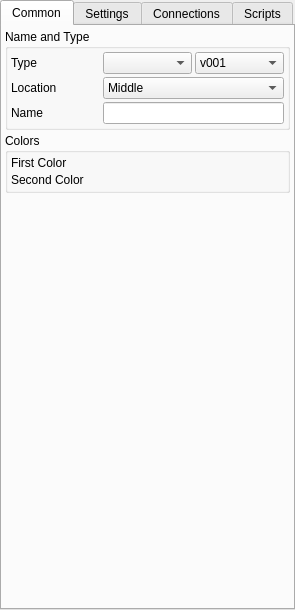
Old version of the form brigks/gui/ui/systemSettingsWidget.ui in the repository miquelcampos/brigks.
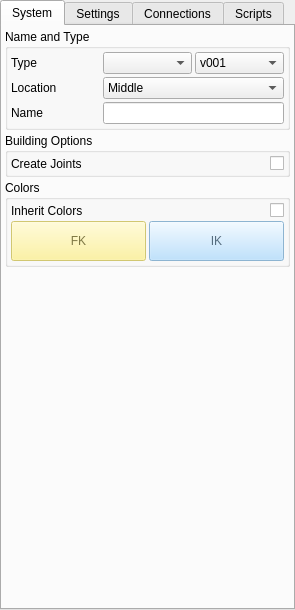
New version of the form.

Patch:
```diff
--- a/brigks/gui/ui/systemSettingsWidget.ui
+++ b/brigks/gui/ui/systemSettingsWidget.ui
@@ -36,7 +36,7 @@
      </property>
      <widget class="QWidget" name="uiCommonTAB">
       <attribute name="title">
-       <string>Common</string>
+       <string>System</string>
       </attribute>
       <layout class="QVBoxLayout" name="verticalLayout">
        <property name="spacing">
@@ -139,9 +139,15 @@
         </widget>
        </item>
        <item>
-        <widget class="QGroupBox" name="groupBox_2">
+        <widget class="QGroupBox" name="groupBox_4">
+         <property name="sizePolicy">
+          <sizepolicy hsizetype="Preferred" vsizetype="Fixed">
+           <horstretch>0</horstretch>
+           <verstretch>0</verstretch>
+          </sizepolicy>
+         </property>
          <property name="title">
-          <string>Colors</string>
+          <string>Building Options</string>
          </property>
          <layout class="QGridLayout" name="gridLayout_2">
           <property name="leftMargin">
@@ -159,17 +165,929 @@
           <property name="spacing">
            <number>3</number>
           </property>
-          <item row="0" column="0">
-           <widget class="QLabel" name="label_4">
+          <item row="0" column="1">
+           <widget class="QCheckBox" name="uiCreateJoints">
+            <property name="layoutDirection">
+             <enum>Qt::RightToLeft</enum>
+            </property>
             <property name="text">
-             <string>First Color</string>
+             <string/>
             </property>
            </widget>
           </item>
-          <item row="1" column="0">
+          <item row="0" column="0">
            <widget class="QLabel" name="label_5">
             <property name="text">
-             <string>Second Color</string>
+             <string>Create Joints</string>
+            </property>
+           </widget>
+          </item>
+         </layout>
+        </widget>
+       </item>
+       <item>
+        <widget class="QGroupBox" name="uiNamingAndGenusGRP_6">
+         <property name="sizePolicy">
+          <sizepolicy hsizetype="Preferred" vsizetype="Fixed">
+           <horstretch>0</horstretch>
+           <verstretch>0</verstretch>
+          </sizepolicy>
+         </property>
+         <property name="title">
+          <string>Colors</string>
+         </property>
+         <layout class="QGridLayout" name="gridLayout_6">
+          <property name="leftMargin">
+           <number>3</number>
+          </property>
+          <property name="topMargin">
+           <number>3</number>
+          </property>
+          <property name="rightMargin">
+           <number>3</number>
+          </property>
+          <property name="bottomMargin">
+           <number>3</number>
+          </property>
+          <property name="spacing">
+           <number>3</number>
+          </property>
+          <item row="1" column="0">
+           <widget class="QPushButton" name="uiColorFk">
+            <property name="enabled">
+             <bool>false</bool>
+            </property>
+            <property name="minimumSize">
+             <size>
+              <width>0</width>
+              <height>40</height>
+             </size>
+            </property>
+            <property name="palette">
+             <palette>
+              <active>
+               <colorrole role="WindowText">
+                <brush brushstyle="SolidPattern">
+                 <color alpha="255">
+                  <red>0</red>
+                  <green>0</green>
+                  <blue>0</blue>
+                 </color>
+                </brush>
+               </colorrole>
+               <colorrole role="Button">
+                <brush brushstyle="SolidPattern">
+                 <color alpha="255">
+                  <red>255</red>
+                  <green>242</green>
+                  <blue>138</blue>
+                 </color>
+                </brush>
+               </colorrole>
+               <colorrole role="Light">
+                <brush brushstyle="SolidPattern">
+                 <color alpha="255">
+                  <red>255</red>
+                  <green>255</green>
+                  <blue>255</blue>
+                 </color>
+                </brush>
+               </colorrole>
+               <colorrole role="Midlight">
+                <brush brushstyle="SolidPattern">
+                 <color alpha="255">
+                  <red>255</red>
+                  <green>248</green>
+                  <blue>196</blue>
+                 </color>
+                </brush>
+               </colorrole>
+               <colorrole role="Dark">
+                <brush brushstyle="SolidPattern">
+                 <color alpha="255">
+                  <red>127</red>
+                  <green>121</green>
+                  <blue>69</blue>
+                 </color>
+                </brush>
+               </colorrole>
+               <colorrole role="Mid">
+                <brush brushstyle="SolidPattern">
+                 <color alpha="255">
+                  <red>170</red>
+                  <green>161</green>
+                  <blue>92</blue>
+                 </color>
+                </brush>
+               </colorrole>
+               <colorrole role="Text">
+                <brush brushstyle="SolidPattern">
+                 <color alpha="255">
+                  <red>0</red>
+                  <green>0</green>
+                  <blue>0</blue>
+                 </color>
+                </brush>
+               </colorrole>
+               <colorrole role="BrightText">
+                <brush brushstyle="SolidPattern">
+                 <color alpha="255">
+                  <red>255</red>
+                  <green>255</green>
+                  <blue>255</blue>
+                 </color>
+                </brush>
+               </colorrole>
+               <colorrole role="ButtonText">
+                <brush brushstyle="SolidPattern">
+                 <color alpha="255">
+                  <red>0</red>
+                  <green>0</green>
+                  <blue>0</blue>
+                 </color>
+                </brush>
+               </colorrole>
+               <colorrole role="Base">
+                <brush brushstyle="SolidPattern">
+                 <color alpha="255">
+                  <red>255</red>
+                  <green>255</green>
+                  <blue>255</blue>
+                 </color>
+                </brush>
+               </colorrole>
+               <colorrole role="Window">
+                <brush brushstyle="SolidPattern">
+                 <color alpha="255">
+                  <red>255</red>
+                  <green>242</green>
+                  <blue>138</blue>
+                 </color>
+                </brush>
+               </colorrole>
+               <colorrole role="Shadow">
+                <brush brushstyle="SolidPattern">
+                 <color alpha="255">
+                  <red>0</red>
+                  <green>0</green>
+                  <blue>0</blue>
+                 </color>
+                </brush>
+               </colorrole>
+               <colorrole role="AlternateBase">
+                <brush brushstyle="SolidPattern">
+                 <color alpha="255">
+                  <red>255</red>
+                  <green>248</green>
+                  <blue>196</blue>
+                 </color>
+                </brush>
+               </colorrole>
+               <colorrole role="ToolTipBase">
+                <brush brushstyle="SolidPattern">
+                 <color alpha="255">
+                  <red>255</red>
+                  <green>255</green>
+                  <blue>220</blue>
+                 </color>
+                </brush>
+               </colorrole>
+               <colorrole role="ToolTipText">
+                <brush brushstyle="SolidPattern">
+                 <color alpha="255">
+                  <red>0</red>
+                  <green>0</green>
+                  <blue>0</blue>
+                 </color>
+                </brush>
+               </colorrole>
+              </active>
+              <inactive>
+               <colorrole role="WindowText">
+                <brush brushstyle="SolidPattern">
+                 <color alpha="255">
+                  <red>0</red>
+                  <green>0</green>
+                  <blue>0</blue>
+                 </color>
+                </brush>
+               </colorrole>
+               <colorrole role="Button">
+                <brush brushstyle="SolidPattern">
+                 <color alpha="255">
+                  <red>255</red>
+                  <green>242</green>
+                  <blue>138</blue>
+                 </color>
+                </brush>
+               </colorrole>
+               <colorrole role="Light">
+                <brush brushstyle="SolidPattern">
+                 <color alpha="255">
+                  <red>255</red>
+                  <green>255</green>
+                  <blue>255</blue>
+                 </color>
+                </brush>
+               </colorrole>
+               <colorrole role="Midlight">
+                <brush brushstyle="SolidPattern">
+                 <color alpha="255">
+                  <red>255</red>
+                  <green>248</green>
+                  <blue>196</blue>
+                 </color>
+                </brush>
+               </colorrole>
+               <colorrole role="Dark">
+                <brush brushstyle="SolidPattern">
+                 <color alpha="255">
+                  <red>127</red>
+                  <green>121</green>
+                  <blue>69</blue>
+                 </color>
+                </brush>
+               </colorrole>
+               <colorrole role="Mid">
+                <brush brushstyle="SolidPattern">
+                 <color alpha="255">
+                  <red>170</red>
+                  <green>161</green>
+                  <blue>92</blue>
+                 </color>
+                </brush>
+               </colorrole>
+               <colorrole role="Text">
+                <brush brushstyle="SolidPattern">
+                 <color alpha="255">
+                  <red>0</red>
+                  <green>0</green>
+                  <blue>0</blue>
+                 </color>
+                </brush>
+               </colorrole>
+               <colorrole role="BrightText">
+                <brush brushstyle="SolidPattern">
+                 <color alpha="255">
+                  <red>255</red>
+                  <green>255</green>
+                  <blue>255</blue>
+                 </color>
+                </brush>
+               </colorrole>
+               <colorrole role="ButtonText">
+                <brush brushstyle="SolidPattern">
+                 <color alpha="255">
+                  <red>0</red>
+                  <green>0</green>
+                  <blue>0</blue>
+                 </color>
+                </brush>
+               </colorrole>
+               <colorrole role="Base">
+                <brush brushstyle="SolidPattern">
+                 <color alpha="255">
+                  <red>255</red>
+                  <green>255</green>
+                  <blue>255</blue>
+                 </color>
+                </brush>
+               </colorrole>
+               <colorrole role="Window">
+                <brush brushstyle="SolidPattern">
+                 <color alpha="255">
+                  <red>255</red>
+                  <green>242</green>
+                  <blue>138</blue>
+                 </color>
+                </brush>
+               </colorrole>
+               <colorrole role="Shadow">
+                <brush brushstyle="SolidPattern">
+                 <color alpha="255">
+                  <red>0</red>
+                  <green>0</green>
+                  <blue>0</blue>
+                 </color>
+                </brush>
+               </colorrole>
+               <colorrole role="AlternateBase">
+                <brush brushstyle="SolidPattern">
+                 <color alpha="255">
+                  <red>255</red>
+                  <green>248</green>
+                  <blue>196</blue>
+                 </color>
+                </brush>
+               </colorrole>
+               <colorrole role="ToolTipBase">
+                <brush brushstyle="SolidPattern">
+                 <color alpha="255">
+                  <red>255</red>
+                  <green>255</green>
+                  <blue>220</blue>
+                 </color>
+                </brush>
+               </colorrole>
+               <colorrole role="ToolTipText">
+                <brush brushstyle="SolidPattern">
+                 <color alpha="255">
+                  <red>0</red>
+                  <green>0</green>
+                  <blue>0</blue>
+                 </color>
+                </brush>
+               </colorrole>
+              </inactive>
+              <disabled>
+               <colorrole role="WindowText">
+                <brush brushstyle="SolidPattern">
+                 <color alpha="255">
+                  <red>127</red>
+                  <green>121</green>
+                  <blue>69</blue>
+                 </color>
+                </brush>
+               </colorrole>
+               <colorrole role="Button">
+                <brush brushstyle="SolidPattern">
+                 <color alpha="255">
+                  <red>255</red>
+                  <green>242</green>
+                  <blue>138</blue>
+                 </color>
+                </brush>
+               </colorrole>
+               <colorrole role="Light">
+                <brush brushstyle="SolidPattern">
+                 <color alpha="255">
+                  <red>255</red>
+                  <green>255</green>
+                  <blue>255</blue>
+                 </color>
+                </brush>
+               </colorrole>
+               <colorrole role="Midlight">
+                <brush brushstyle="SolidPattern">
+                 <color alpha="255">
+                  <red>255</red>
+                  <green>248</green>
+                  <blue>196</blue>
+                 </color>
+                </brush>
+               </colorrole>
+               <colorrole role="Dark">
+                <brush brushstyle="SolidPattern">
+                 <color alpha="255">
+                  <red>127</red>
+                  <green>121</green>
+                  <blue>69</blue>
+                 </color>
+                </brush>
+               </colorrole>
+               <colorrole role="Mid">
+                <brush brushstyle="SolidPattern">
+                 <color alpha="255">
+                  <red>170</red>
+                  <green>161</green>
+                  <blue>92</blue>
+                 </color>
+                </brush>
+               </colorrole>
+               <colorrole role="Text">
+                <brush brushstyle="SolidPattern">
+                 <color alpha="255">
+                  <red>127</red>
+                  <green>121</green>
+                  <blue>69</blue>
+                 </color>
+                </brush>
+               </colorrole>
+               <colorrole role="BrightText">
+                <brush brushstyle="SolidPattern">
+                 <color alpha="255">
+                  <red>255</red>
+                  <green>255</green>
+                  <blue>255</blue>
+                 </color>
+                </brush>
+               </colorrole>
+               <colorrole role="ButtonText">
+                <brush brushstyle="SolidPattern">
+                 <color alpha="255">
+                  <red>127</red>
+                  <green>121</green>
+                  <blue>69</blue>
+                 </color>
+                </brush>
+               </colorrole>
+               <colorrole role="Base">
+                <brush brushstyle="SolidPattern">
+                 <color alpha="255">
+                  <red>255</red>
+                  <green>242</green>
+                  <blue>138</blue>
+                 </color>
+                </brush>
+               </colorrole>
+               <colorrole role="Window">
+                <brush brushstyle="SolidPattern">
+                 <color alpha="255">
+                  <red>255</red>
+                  <green>242</green>
+                  <blue>138</blue>
+                 </color>
+                </brush>
+               </colorrole>
+               <colorrole role="Shadow">
+                <brush brushstyle="SolidPattern">
+                 <color alpha="255">
+                  <red>0</red>
+                  <green>0</green>
+                  <blue>0</blue>
+                 </color>
+                </brush>
+               </colorrole>
+               <colorrole role="AlternateBase">
+                <brush brushstyle="SolidPattern">
+                 <color alpha="255">
+                  <red>255</red>
+                  <green>242</green>
+                  <blue>138</blue>
+                 </color>
+                </brush>
+               </colorrole>
+               <colorrole role="ToolTipBase">
+                <brush brushstyle="SolidPattern">
+                 <color alpha="255">
+                  <red>255</red>
+                  <green>255</green>
+                  <blue>220</blue>
+                 </color>
+                </brush>
+               </colorrole>
+               <colorrole role="ToolTipText">
+                <brush brushstyle="SolidPattern">
+                 <color alpha="255">
+                  <red>0</red>
+                  <green>0</green>
+                  <blue>0</blue>
+                 </color>
+                </brush>
+               </colorrole>
+              </disabled>
+             </palette>
+            </property>
+            <property name="text">
+             <string>FK</string>
+            </property>
+           </widget>
+          </item>
+          <item row="1" column="1">
+           <widget class="QPushButton" name="uiColorIk">
+            <property name="enabled">
+             <bool>false</bool>
+            </property>
+            <property name="minimumSize">
+             <size>
+              <width>0</width>
+              <height>40</height>
+             </size>
+            </property>
+            <property name="palette">
+             <palette>
+              <active>
+               <colorrole role="WindowText">
+                <brush brushstyle="SolidPattern">
+                 <color alpha="255">
+                  <red>0</red>
+                  <green>0</green>
+                  <blue>0</blue>
+                 </color>
+                </brush>
+               </colorrole>
+               <colorrole role="Button">
+                <brush brushstyle="SolidPattern">
+                 <color alpha="255">
+                  <red>172</red>
+                  <green>219</green>
+                  <blue>255</blue>
+                 </color>
+                </brush>
+               </colorrole>
+               <colorrole role="Light">
+                <brush brushstyle="SolidPattern">
+                 <color alpha="255">
+                  <red>255</red>
+                  <green>255</green>
+                  <blue>255</blue>
+                 </color>
+                </brush>
+               </colorrole>
+               <colorrole role="Midlight">
+                <brush brushstyle="SolidPattern">
+                 <color alpha="255">
+                  <red>213</red>
+                  <green>237</green>
+                  <blue>255</blue>
+                 </color>
+                </brush>
+               </colorrole>
+               <colorrole role="Dark">
+                <brush brushstyle="SolidPattern">
+                 <color alpha="255">
+                  <red>86</red>
+                  <green>109</green>
+                  <blue>127</blue>
+                 </color>
+                </brush>
+               </colorrole>
+               <colorrole role="Mid">
+                <brush brushstyle="SolidPattern">
+                 <color alpha="255">
+                  <red>115</red>
+                  <green>146</green>
+                  <blue>170</blue>
+                 </color>
+                </brush>
+               </colorrole>
+               <colorrole role="Text">
+                <brush brushstyle="SolidPattern">
+                 <color alpha="255">
+                  <red>0</red>
+                  <green>0</green>
+                  <blue>0</blue>
+                 </color>
+                </brush>
+               </colorrole>
+               <colorrole role="BrightText">
+                <brush brushstyle="SolidPattern">
+                 <color alpha="255">
+                  <red>255</red>
+                  <green>255</green>
+                  <blue>255</blue>
+                 </color>
+                </brush>
+               </colorrole>
+               <colorrole role="ButtonText">
+                <brush brushstyle="SolidPattern">
+                 <color alpha="255">
+                  <red>0</red>
+                  <green>0</green>
+                  <blue>0</blue>
+                 </color>
+                </brush>
+               </colorrole>
+               <colorrole role="Base">
+                <brush brushstyle="SolidPattern">
+                 <color alpha="255">
+                  <red>255</red>
+                  <green>255</green>
+                  <blue>255</blue>
+                 </color>
+                </brush>
+               </colorrole>
+               <colorrole role="Window">
+                <brush brushstyle="SolidPattern">
+                 <color alpha="255">
+                  <red>172</red>
+                  <green>219</green>
+                  <blue>255</blue>
+                 </color>
+                </brush>
+               </colorrole>
+               <colorrole role="Shadow">
+                <brush brushstyle="SolidPattern">
+                 <color alpha="255">
+                  <red>0</red>
+                  <green>0</green>
+                  <blue>0</blue>
+                 </color>
+                </brush>
+               </colorrole>
+               <colorrole role="AlternateBase">
+                <brush brushstyle="SolidPattern">
+                 <color alpha="255">
+                  <red>213</red>
+                  <green>237</green>
+                  <blue>255</blue>
+                 </color>
+                </brush>
+               </colorrole>
+               <colorrole role="ToolTipBase">
+                <brush brushstyle="SolidPattern">
+                 <color alpha="255">
+                  <red>255</red>
+                  <green>255</green>
+                  <blue>220</blue>
+                 </color>
+                </brush>
+               </colorrole>
+               <colorrole role="ToolTipText">
+                <brush brushstyle="SolidPattern">
+                 <color alpha="255">
+                  <red>0</red>
+                  <green>0</green>
+                  <blue>0</blue>
+                 </color>
+                </brush>
+               </colorrole>
+              </active>
+              <inactive>
+               <colorrole role="WindowText">
+                <brush brushstyle="SolidPattern">
+                 <color alpha="255">
+                  <red>0</red>
+                  <green>0</green>
+                  <blue>0</blue>
+                 </color>
+                </brush>
+               </colorrole>
+               <colorrole role="Button">
+                <brush brushstyle="SolidPattern">
+                 <color alpha="255">
+                  <red>172</red>
+                  <green>219</green>
+                  <blue>255</blue>
+                 </color>
+                </brush>
+               </colorrole>
+               <colorrole role="Light">
+                <brush brushstyle="SolidPattern">
+                 <color alpha="255">
+                  <red>255</red>
+                  <green>255</green>
+                  <blue>255</blue>
+                 </color>
+                </brush>
+               </colorrole>
+               <colorrole role="Midlight">
+                <brush brushstyle="SolidPattern">
+                 <color alpha="255">
+                  <red>213</red>
+                  <green>237</green>
+                  <blue>255</blue>
+                 </color>
+                </brush>
+               </colorrole>
+               <colorrole role="Dark">
+                <brush brushstyle="SolidPattern">
+                 <color alpha="255">
+                  <red>86</red>
+                  <green>109</green>
+                  <blue>127</blue>
+                 </color>
+                </brush>
+               </colorrole>
+               <colorrole role="Mid">
+                <brush brushstyle="SolidPattern">
+                 <color alpha="255">
+                  <red>115</red>
+                  <green>146</green>
+                  <blue>170</blue>
+                 </color>
+                </brush>
+               </colorrole>
+               <colorrole role="Text">
+                <brush brushstyle="SolidPattern">
+                 <color alpha="255">
+                  <red>0</red>
+                  <green>0</green>
+                  <blue>0</blue>
+                 </color>
+                </brush>
+               </colorrole>
+               <colorrole role="BrightText">
+                <brush brushstyle="SolidPattern">
+                 <color alpha="255">
+                  <red>255</red>
+                  <green>255</green>
+                  <blue>255</blue>
+                 </color>
+                </brush>
+               </colorrole>
+               <colorrole role="ButtonText">
+                <brush brushstyle="SolidPattern">
+                 <color alpha="255">
+                  <red>0</red>
+                  <green>0</green>
+                  <blue>0</blue>
+                 </color>
+                </brush>
+               </colorrole>
+               <colorrole role="Base">
+                <brush brushstyle="SolidPattern">
+                 <color alpha="255">
+                  <red>255</red>
+                  <green>255</green>
+                  <blue>255</blue>
+                 </color>
+                </brush>
+               </colorrole>
+               <colorrole role="Window">
+                <brush brushstyle="SolidPattern">
+                 <color alpha="255">
+                  <red>172</red>
+                  <green>219</green>
+                  <blue>255</blue>
+                 </color>
+                </brush>
+               </colorrole>
+               <colorrole role="Shadow">
+                <brush brushstyle="SolidPattern">
+                 <color alpha="255">
+                  <red>0</red>
+                  <green>0</green>
+                  <blue>0</blue>
+                 </color>
+                </brush>
+               </colorrole>
+               <colorrole role="AlternateBase">
+                <brush brushstyle="SolidPattern">
+                 <color alpha="255">
+                  <red>213</red>
+                  <green>237</green>
+                  <blue>255</blue>
+                 </color>
+                </brush>
+               </colorrole>
+               <colorrole role="ToolTipBase">
+                <brush brushstyle="SolidPattern">
+                 <color alpha="255">
+                  <red>255</red>
+                  <green>255</green>
+                  <blue>220</blue>
+                 </color>
+                </brush>
+               </colorrole>
+               <colorrole role="ToolTipText">
+                <brush brushstyle="SolidPattern">
+                 <color alpha="255">
+                  <red>0</red>
+                  <green>0</green>
+                  <blue>0</blue>
+                 </color>
+                </brush>
+               </colorrole>
+              </inactive>
+              <disabled>
+               <colorrole role="WindowText">
+                <brush brushstyle="SolidPattern">
+                 <color alpha="255">
+                  <red>86</red>
+                  <green>109</green>
+                  <blue>127</blue>
+                 </color>
+                </brush>
+               </colorrole>
+               <colorrole role="Button">
+                <brush brushstyle="SolidPattern">
+                 <color alpha="255">
+                  <red>172</red>
+                  <green>219</green>
+                  <blue>255</blue>
+                 </color>
+                </brush>
+               </colorrole>
+               <colorrole role="Light">
+                <brush brushstyle="SolidPattern">
+                 <color alpha="255">
+                  <red>255</red>
+                  <green>255</green>
+                  <blue>255</blue>
+                 </color>
+                </brush>
+               </colorrole>
+               <colorrole role="Midlight">
+                <brush brushstyle="SolidPattern">
+                 <color alpha="255">
+                  <red>213</red>
+                  <green>237</green>
+                  <blue>255</blue>
+                 </color>
+                </brush>
+               </colorrole>
+               <colorrole role="Dark">
+                <brush brushstyle="SolidPattern">
+                 <color alpha="255">
+                  <red>86</red>
+                  <green>109</green>
+                  <blue>127</blue>
+                 </color>
+                </brush>
+               </colorrole>
+               <colorrole role="Mid">
+                <brush brushstyle="SolidPattern">
+                 <color alpha="255">
+                  <red>115</red>
+                  <green>146</green>
+                  <blue>170</blue>
+                 </color>
+                </brush>
+               </colorrole>
+               <colorrole role="Text">
+                <brush brushstyle="SolidPattern">
+                 <color alpha="255">
+                  <red>86</red>
+                  <green>109</green>
+                  <blue>127</blue>
+                 </color>
+                </brush>
+               </colorrole>
+               <colorrole role="BrightText">
+                <brush brushstyle="SolidPattern">
+                 <color alpha="255">
+                  <red>255</red>
+                  <green>255</green>
+                  <blue>255</blue>
+                 </color>
+                </brush>
+               </colorrole>
+               <colorrole role="ButtonText">
+                <brush brushstyle="SolidPattern">
+                 <color alpha="255">
+                  <red>86</red>
+                  <green>109</green>
+                  <blue>127</blue>
+                 </color>
+                </brush>
+               </colorrole>
+               <colorrole role="Base">
+                <brush brushstyle="SolidPattern">
+                 <color alpha="255">
+                  <red>172</red>
+                  <green>219</green>
+                  <blue>255</blue>
+                 </color>
+                </brush>
+               </colorrole>
+               <colorrole role="Window">
+                <brush brushstyle="SolidPattern">
+                 <color alpha="255">
+                  <red>172</red>
+                  <green>219</green>
+                  <blue>255</blue>
+                 </color>
+                </brush>
+               </colorrole>
+               <colorrole role="Shadow">
+                <brush brushstyle="SolidPattern">
+                 <color alpha="255">
+                  <red>0</red>
+                  <green>0</green>
+                  <blue>0</blue>
+                 </color>
+                </brush>
+               </colorrole>
+               <colorrole role="AlternateBase">
+                <brush brushstyle="SolidPattern">
+                 <color alpha="255">
+                  <red>172</red>
+                  <green>219</green>
+                  <blue>255</blue>
+                 </color>
+                </brush>
+               </colorrole>
+               <colorrole role="ToolTipBase">
+                <brush brushstyle="SolidPattern">
+                 <color alpha="255">
+                  <red>255</red>
+                  <green>255</green>
+                  <blue>220</blue>
+                 </color>
+                </brush>
+               </colorrole>
+               <colorrole role="ToolTipText">
+                <brush brushstyle="SolidPattern">
+                 <color alpha="255">
+                  <red>0</red>
+                  <green>0</green>
+                  <blue>0</blue>
+                 </color>
+                </brush>
+               </colorrole>
+              </disabled>
+             </palette>
+            </property>
+            <property name="text">
+             <string>IK</string>
+            </property>
+           </widget>
+          </item>
+          <item row="0" column="1">
+           <widget class="QCheckBox" name="uiInheritColors">
+            <property name="layoutDirection">
+             <enum>Qt::RightToLeft</enum>
+            </property>
+            <property name="text">
+             <string/>
+            </property>
+           </widget>
+          </item>
+          <item row="0" column="0">
+           <widget class="QLabel" name="label_4">
+            <property name="text">
+             <string>Inherit Colors</string>
             </property>
            </widget>
           </item>
```
